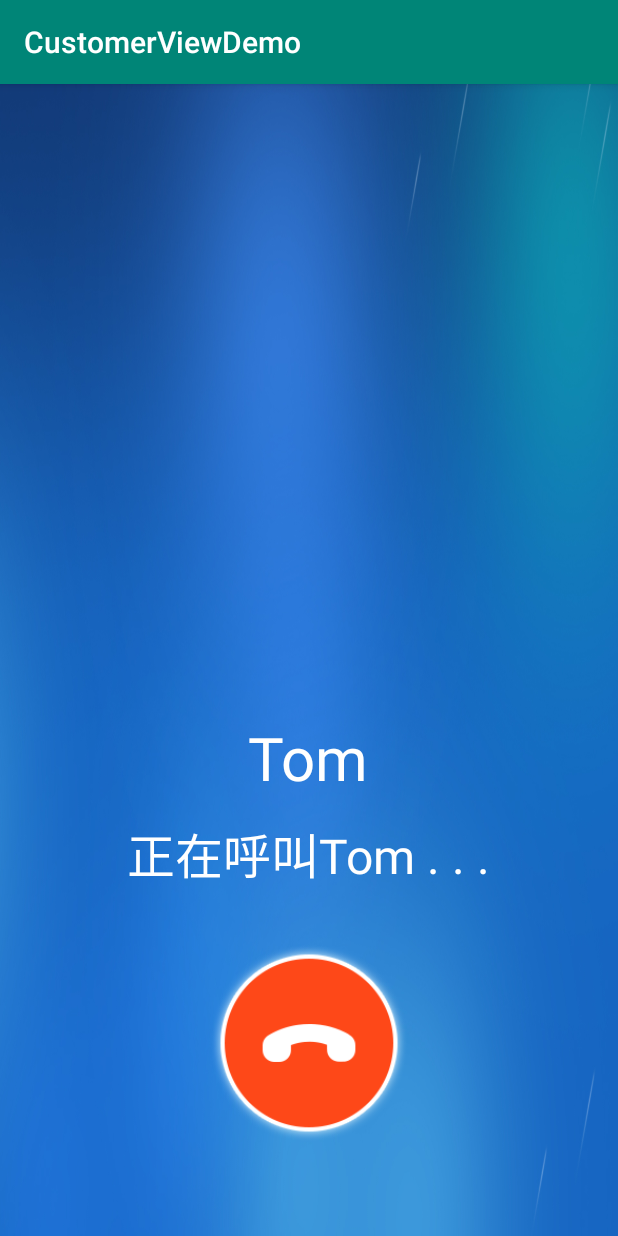
After one commit to MichealPan9999/-, an Android app: the MyRippleActivity screen opened directly, with no data from a screen before it, on a phone screen of 412 x 824 dp. The commit adds this screen. Run offline under Robolectric (Android 15) with nearby library versions, the phone set to English and light mode, and no system bars.

Commit message:
水波纹效果

```diff
--- a/app/src/main/AndroidManifest.xml
+++ b/app/src/main/AndroidManifest.xml
@@ -9,7 +9,8 @@
         android:roundIcon="@mipmap/ic_launcher_round"
         android:supportsRtl="true"
         android:theme="@style/AppTheme">
-        <activity android:name=".MyDialActivity"></activity>
+        <activity android:name=".MyRippleActivity"></activity>
+        <activity android:name=".MyDialActivity" />
         <activity android:name=".MyViewpagerActivity" />
         <activity android:name=".MyAttributeActivity" />
         <activity android:name=".SwitchActivity" />
--- a/app/src/main/java/com/example/customerviewdemo/MainActivity.java
+++ b/app/src/main/java/com/example/customerviewdemo/MainActivity.java
@@ -15,6 +15,7 @@ public class MainActivity extends AppCompatActivity implements View.OnClickListe
     private Button btn_toMyAttribute;
     private Button btn_toMyViewPager;
     private Button btn_toMyDialView;
+    private Button btn_toMyRippleView;
     private Intent intent;
 
     @Override
@@ -29,12 +30,14 @@ public class MainActivity extends AppCompatActivity implements View.OnClickListe
         btn_toMyAttribute = findViewById(R.id.to_myAttribute);
         btn_toMyViewPager = findViewById(R.id.to_myViewPager);
         btn_toMyDialView = findViewById(R.id.to_myDialView);
+        btn_toMyRippleView = findViewById(R.id.to_myRippleView);
         btn_youkuMenu.setOnClickListener(this);
         btn_toadbar.setOnClickListener(this);
         btn_topopupWindow.setOnClickListener(this);
         btn_togglebutton.setOnClickListener(this);
         btn_toMyAttribute.setOnClickListener(this);
         btn_toMyDialView.setOnClickListener(this);
+        btn_toMyRippleView.setOnClickListener(this);
     }
 
     @Override
@@ -76,6 +79,11 @@ public class MainActivity extends AppCompatActivity implements View.OnClickListe
                 intent = new Intent(MainActivity.this, MyDialActivity.class);
                 startActivity(intent);
                 break;
+            case R.id.to_myRippleView:
+
+                intent = new Intent(MainActivity.this, MyRippleActivity.class);
+                startActivity(intent);
+                break;
         }
     }
 }
--- /dev/null
+++ b/app/src/main/java/com/example/customerviewdemo/MyRippleActivity.java
@@ -0,0 +1,65 @@
+package com.example.customerviewdemo;
+
+import android.animation.ValueAnimator;
+import android.support.v7.app.AppCompatActivity;
+import android.os.Bundle;
+import android.widget.TextView;
+
+import com.example.customerviewdemo.view.RippleImageView;
+
+import org.w3c.dom.Text;
+
+public class MyRippleActivity extends AppCompatActivity {
+    private String[] dotText = {" . ", " . . ", " . . ."};
+    private ValueAnimator valueAnimator;
+    /**
+     * 被呼叫人的名字
+     */
+    private String mCalledName = "Tom";
+    private RippleImageView ripviewEndCalling;
+    private TextView tvcontent;
+
+    @Override
+    protected void onCreate(Bundle savedInstanceState) {
+        super.onCreate(savedInstanceState);
+        setContentView(R.layout.activity_my_ripple);
+        ripviewEndCalling = findViewById(R.id.ripview_end_calling);
+        tvcontent = findViewById(R.id.tv_calling_name_with_points);
+        startLoadingAnimator();
+    }
+
+    private void startLoadingAnimator() {
+        if (ripviewEndCalling != null) {
+            ripviewEndCalling.startWaveAnimation();//记得在电话接通后将其stop掉
+            ripviewEndCalling.requestFocus();
+        }
+        if (valueAnimator == null) {
+            valueAnimator = ValueAnimator.ofInt(0, 3).setDuration(2400);
+            valueAnimator.setRepeatCount(ValueAnimator.INFINITE);
+            valueAnimator.addUpdateListener(new ValueAnimator.AnimatorUpdateListener() {
+                @Override
+                public void onAnimationUpdate(ValueAnimator animation) {
+                    int i = (int) animation.getAnimatedValue();
+                    tvcontent.setText(mCalledName + dotText[i % dotText.length]);
+                }
+            });
+        }
+        valueAnimator.start();
+    }
+
+    private void stopLoadingAnimator() {
+        if (valueAnimator != null) {
+            valueAnimator.cancel();
+            valueAnimator = null;
+        }
+        if (ripviewEndCalling != null) {
+            ripviewEndCalling.stopWaveAnimation();
+        }
+    }
+
+    @Override
+    protected void onDestroy() {
+        super.onDestroy();
+        stopLoadingAnimator();
+    }
+}
--- /dev/null
+++ b/app/src/main/java/com/example/customerviewdemo/view/RippleImageView.java
@@ -0,0 +1,209 @@
+package com.example.customerviewdemo.view;
+
+import android.content.Context;
+import android.content.res.TypedArray;
+import android.graphics.drawable.Drawable;
+import android.os.Bundle;
+import android.os.Handler;
+import android.os.Message;
+import android.util.AttributeSet;
+import android.view.animation.AlphaAnimation;
+import android.view.animation.AnimationSet;
+import android.view.animation.ScaleAnimation;
+import android.widget.ImageView;
+import android.widget.RelativeLayout;
+
+import com.example.customerviewdemo.R;
+
+
+public class RippleImageView extends RelativeLayout {
+
+    private static final int SHOW_SPACING_TIME = 500;
+    private static final int MSG_WAVE2_ANIMATION = 1;
+    private static final int MSG_WAVE3_ANIMATION = 2;
+    private static final int IMAMGEVIEW_SIZE = 80;
+    /**
+     * 三张波纹图片
+     */
+    private static final int SIZE = 3;
+
+    /**
+     * 动画默认循环播放时间
+     */
+    private int showSpacingTime = SHOW_SPACING_TIME;
+    /**
+     * 初始化动画集
+     */
+    private AnimationSet[] mAnimationSet = new AnimationSet[SIZE];
+    /**
+     * 水波纹图片
+     */
+    private ImageView[] imgs = new ImageView[SIZE];
+    /**
+     * 背景图片
+     */
+    private ImageView img_bg;
+    /**
+     * 水波纹和背景图片的大小
+     */
+    private float imageViewWidth = IMAMGEVIEW_SIZE;
+    private float imageViewHeigth = IMAMGEVIEW_SIZE;
+
+    private Handler mHandler = new Handler(new Handler.Callback() {
+        @Override
+        public boolean handleMessage(Message msg) {
+
+            switch (msg.what) {
+                case MSG_WAVE2_ANIMATION:
+                    Bundle bundle = msg.getData();
+                    int index = bundle.getInt("index");
+                    imgs[index].startAnimation(mAnimationSet[index]);
+                    if (index == imgs.length - 1) {
+                        mHandler.sendEmptyMessageDelayed(MSG_WAVE3_ANIMATION, 1000);
+                    }
+                    break;
+                case MSG_WAVE3_ANIMATION:
+                    startWaveAnimation();
+                    break;
+                default:
+            }
+            return false;
+        }
+    });
+
+    public RippleImageView(Context context) {
+        this(context, null);
+    }
+
+    public RippleImageView(Context context, AttributeSet attrs) {
+        this(context, attrs, 0);
+    }
+
+    public RippleImageView(Context context, AttributeSet attrs, int defStyleAttr) {
+        super(context, attrs, defStyleAttr);
+        initView(context);
+        getAttributeSet(context, attrs, defStyleAttr);
+
+    }
+
+    /**
+     * 获取xml属性
+     *
+     * @param context context
+     * @param attrs   attrs
+     */
+    private void getAttributeSet(Context context, AttributeSet attrs, int defStyleAttr) {
+        TypedArray typedArray = context.obtainStyledAttributes(attrs, R.styleable.RippleImageView, defStyleAttr, 0);
+        if (attrs != null) {
+            showSpacingTime = typedArray.getInt(R.styleable.RippleImageView_showSpacingTime, SHOW_SPACING_TIME);
+            imageViewWidth = typedArray.getDimension(R.styleable.RippleImageView_imageViewWidth, IMAMGEVIEW_SIZE);
+            imageViewHeigth = typedArray.getDimension(R.styleable.RippleImageView_imageViewHeigth, IMAMGEVIEW_SIZE);
+            Drawable imageBg = typedArray.getDrawable(R.styleable.RippleImageView_imageViewBg);
+            LayoutParams params_bg = new LayoutParams((int) (imageViewWidth + getResources().getDimension(R.dimen.px10)), (int) (imageViewWidth + getResources().getDimension(R.dimen.px10)));
+            //添加一个规则
+            params_bg.addRule(RelativeLayout.CENTER_IN_PARENT, RelativeLayout.TRUE);
+            // 添加背景图片
+            img_bg = new ImageView(context);
+            img_bg.setBackground(imageBg);
+            addView(img_bg, params_bg);
+            typedArray.recycle();
+        }
+    }
+
+    private void initView(Context context) {
+        setLayout(context);
+        for (int i = 0; i < imgs.length; i++) {
+            mAnimationSet[i] = initAnimationSet();
+        }
+    }
+
+    /**
+     * 开始动态布局
+     */
+    private void setLayout(Context context) {
+        LayoutParams params = new LayoutParams((int) (imageViewWidth + getResources().getDimension(R.dimen.px54)), (int) (imageViewHeigth + getResources().getDimension(R.dimen.px54)));
+        //添加一个规则
+        params.addRule(RelativeLayout.CENTER_IN_PARENT, RelativeLayout.TRUE);
+        /**
+         * 添加水波纹图片
+         * */
+        for (int i = 0; i < SIZE; i++) {
+            imgs[i] = new ImageView(context);
+            imgs[i].setImageResource(R.drawable.calling_ripple);
+            addView(imgs[i], params);
+        }
+
+    }
+
+    /**
+     * 初始化动画集
+     *
+     * @return
+     */
+    private AnimationSet initAnimationSet() {
+        AnimationSet as = new AnimationSet(true);
+        //缩放度：变大两倍
+        ScaleAnimation sa = new ScaleAnimation(1f, 2f, 1f, 2f,
+                ScaleAnimation.RELATIVE_TO_SELF, 0.5f,
+                ScaleAnimation.RELATIVE_TO_SELF, 0.5f);
+        sa.setDuration(showSpacingTime * 3);
+        // 设置循环
+        sa.setRepeatCount(0);
+        sa.setFillAfter(true);
+        //透明度
+        AlphaAnimation aa = new AlphaAnimation(1, 0.1f);
+        aa.setDuration(showSpacingTime * 3);
+        aa.setFillAfter(true);
+        //设置循环
+        aa.setRepeatCount(0);
+        as.addAnimation(sa);
+        as.addAnimation(aa);
+        return as;
+    }
+
+    private static int dip2px(Context context, float dipValue) {
+        final float scale = context.getResources().getDisplayMetrics().density;
+        return (int) (dipValue * scale + 0.5f);
+    }
+
+    /**
+     * 开始水波纹动画
+     */
+    public void startWaveAnimation() {
+
+        for (int i = 0; i < SIZE; i++) {
+            Message message = mHandler.obtainMessage();
+            message.what = MSG_WAVE2_ANIMATION;
+            Bundle bundle = new Bundle();
+            bundle.putInt("index", i);
+            message.setData(bundle);
+            mHandler.sendMessageDelayed(message, SHOW_SPACING_TIME * i + 1000);
+        }
+    }
+
+    /**
+     * 停止水波纹动画
+     */
+    public void stopWaveAnimation() {
+        for (int i = 0; i < imgs.length; i++) {
+            imgs[i].clearAnimation();
+        }
+        mHandler.removeMessages(MSG_WAVE3_ANIMATION);
+        mHandler.removeMessages(MSG_WAVE2_ANIMATION);
+    }
+
+    /**
+     * 获取播放的速度
+     */
+    public int getShowSpacingTime() {
+        return showSpacingTime;
+    }
+
+    /**
+     * 设计播放的速度，默认是800毫秒
+     */
+    public void setShowSpacingTime(int showSpacingTime) {
+        this.showSpacingTime = showSpacingTime;
+    }
+
+}
--- a/app/src/main/res/layout/activity_main.xml
+++ b/app/src/main/res/layout/activity_main.xml
@@ -70,5 +70,14 @@
         app:layout_constraintLeft_toLeftOf="parent"
         app:layout_constraintRight_toRightOf="parent"
         app:layout_constraintTop_toTopOf="parent" />
+    <Button
+        android:id="@+id/to_myRippleView"
+        android:layout_width="match_parent"
+        android:layout_height="wrap_content"
+        android:text="水波纹界面"
+        app:layout_constraintBottom_toBottomOf="parent"
+        app:layout_constraintLeft_toLeftOf="parent"
+        app:layout_constraintRight_toRightOf="parent"
+        app:layout_constraintTop_toTopOf="parent" />
 
 </LinearLayout>
--- /dev/null
+++ b/app/src/main/res/layout/activity_my_ripple.xml
@@ -0,0 +1,67 @@
+<?xml version="1.0" encoding="utf-8"?>
+<android.support.constraint.ConstraintLayout xmlns:android="http://schemas.android.com/apk/res/android"
+    xmlns:app="http://schemas.android.com/apk/res-auto"
+    xmlns:tools="http://schemas.android.com/tools"
+    android:layout_width="match_parent"
+    android:layout_height="match_parent"
+    android:background="@drawable/main_bg"
+    tools:context=".MyRippleActivity">
+
+    <LinearLayout
+        android:id="@+id/ll_calling"
+        android:layout_width="match_parent"
+        android:layout_height="match_parent"
+        android:layout_alignParentBottom="true"
+        android:layout_marginBottom="@dimen/px60"
+        android:gravity="bottom|center_horizontal"
+        android:orientation="vertical">
+
+        <TextView
+            android:id="@+id/tv_calling_name"
+            android:layout_width="wrap_content"
+            android:layout_height="wrap_content"
+            android:text="Tom"
+            android:textColor="@color/text_white"
+            android:textSize="@dimen/px60" />
+
+        <LinearLayout
+            android:layout_width="wrap_content"
+            android:layout_height="wrap_content"
+            android:layout_marginTop="@dimen/px20"
+            android:orientation="horizontal">
+
+            <TextView
+                android:layout_width="wrap_content"
+                android:layout_height="wrap_content"
+                android:text="正在呼叫"
+                android:textColor="@color/text_white"
+                android:textSize="@dimen/px48" />
+
+            <TextView
+                android:id="@+id/tv_calling_name_with_points"
+                android:layout_width="wrap_content"
+                android:layout_height="wrap_content"
+                android:text="Tom"
+                android:textColor="@color/text_white"
+                android:textSize="@dimen/px48" />
+        </LinearLayout>
+
+
+        <com.example.customerviewdemo.view.RippleImageView
+            android:id="@+id/ripview_end_calling"
+            android:layout_width="@dimen/px266"
+            android:layout_height="@dimen/px266"
+            android:layout_gravity="center"
+            android:layout_marginTop="@dimen/px20"
+            android:background="@color/colorTransparency"
+            android:clickable="true"
+            android:focusable="true"
+            android:focusableInTouchMode="true"
+            app:imageViewBg="@drawable/calling_end"
+            app:imageViewHeigth="@dimen/px186"
+            app:imageViewWidth="@dimen/px186"
+            app:showSpacingTime="800" />
+
+
+    </LinearLayout>
+</android.support.constraint.ConstraintLayout>
--- a/app/src/main/res/values/attrs.xml
+++ b/app/src/main/res/values/attrs.xml
@@ -1,8 +1,14 @@
 <?xml version="1.0" encoding="utf-8"?>
 <resources>
     <declare-styleable name="MyAttributeView">
-        <attr name="my_name" format="string"/>
-        <attr name="my_age" format="integer"/>
-        <attr name="my_bg" format="reference|color"/>
+        <attr name="my_name" format="string" />
+        <attr name="my_age" format="integer" />
+        <attr name="my_bg" format="reference|color" />
+    </declare-styleable>
+    <declare-styleable name="RippleImageView">
+        <attr name="showSpacingTime" format="integer" />
+        <attr name="imageViewWidth" format="reference|dimension" />
+        <attr name="imageViewHeigth" format="reference|dimension" />
+        <attr name="imageViewBg" format="reference" />
     </declare-styleable>
 </resources>
```
Also changed, not shown: app/src/main/res/drawable-hdpi/calling_end.png (added), app/src/main/res/drawable-hdpi/calling_ripple.png (added).
